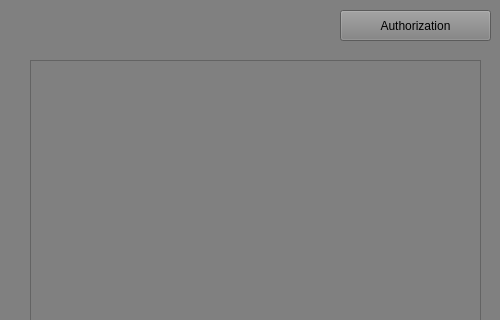
Qt form mainwindow.ui (BeanDx/zoo-shop-qt-coursework) before a commit; both pictures show x 0 to 500 and y 0 to 320 of the 500 by 500 pixel window.
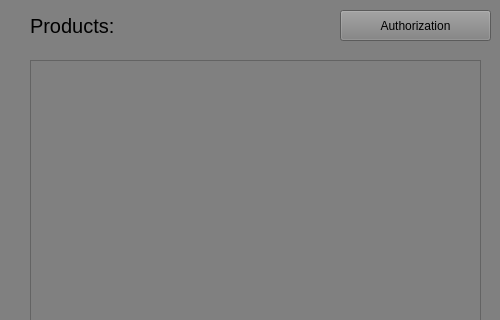
The same form after that commit.

Commit message: add product_item window without functionality

```diff
--- a/mainwindow.ui
+++ b/mainwindow.ui
@@ -54,6 +54,23 @@
      </rect>
     </property>
    </widget>
+   <widget class="QLabel" name="label">
+    <property name="geometry">
+     <rect>
+      <x>30</x>
+      <y>10</y>
+      <width>91</width>
+      <height>31</height>
+     </rect>
+    </property>
+    <property name="styleSheet">
+     <string notr="true">font-size: 20px;
+</string>
+    </property>
+    <property name="text">
+     <string>Products:</string>
+    </property>
+   </widget>
   </widget>
   <widget class="QMenuBar" name="menubar">
    <property name="geometry">
```
The commit also changes 5 other files.
